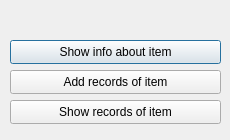
Old version of the form MyProject/itemofcountru.ui in the repository bkopanichuk/OOP_SecondTerm_Lab1-2-.
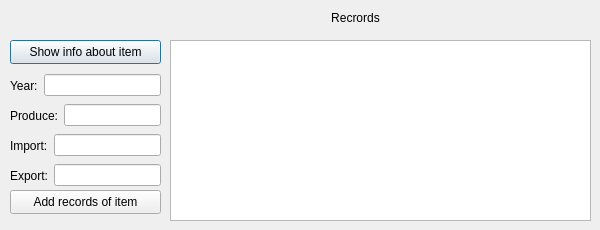
New version of the form.

```diff
--- a/MyProject/itemofcountru.ui
+++ b/MyProject/itemofcountru.ui
@@ -6,8 +6,8 @@
    <rect>
     <x>0</x>
     <y>0</y>
-    <width>230</width>
-    <height>140</height>
+    <width>600</width>
+    <height>230</height>
    </rect>
   </property>
   <property name="windowTitle">
@@ -18,7 +18,7 @@
     <rect>
      <x>10</x>
      <y>10</y>
-     <width>211</width>
+     <width>161</width>
      <height>16</height>
     </rect>
    </property>
@@ -37,7 +37,7 @@
     <rect>
      <x>10</x>
      <y>40</y>
-     <width>211</width>
+     <width>151</width>
      <height>24</height>
     </rect>
    </property>
@@ -49,8 +49,8 @@
    <property name="geometry">
     <rect>
      <x>10</x>
-     <y>70</y>
-     <width>211</width>
+     <y>190</y>
+     <width>151</width>
      <height>24</height>
     </rect>
    </property>
@@ -58,17 +58,124 @@
     <string>Add records of item</string>
    </property>
   </widget>
-  <widget class="QPushButton" name="pushButton_3">
+  <widget class="QLabel" name="label_2">
+   <property name="geometry">
+    <rect>
+     <x>170</x>
+     <y>10</y>
+     <width>371</width>
+     <height>16</height>
+    </rect>
+   </property>
+   <property name="text">
+    <string>Recrords</string>
+   </property>
+   <property name="alignment">
+    <set>Qt::AlignCenter</set>
+   </property>
+  </widget>
+  <widget class="QWidget" name="horizontalLayoutWidget_2">
    <property name="geometry">
     <rect>
      <x>10</x>
      <y>100</y>
-     <width>211</width>
-     <height>24</height>
+     <width>151</width>
+     <height>31</height>
     </rect>
    </property>
-   <property name="text">
-    <string>Show records of item</string>
+   <layout class="QHBoxLayout" name="horizontalLayout_2">
+    <item>
+     <widget class="QLabel" name="label_4">
+      <property name="text">
+       <string>Produce:</string>
+      </property>
+     </widget>
+    </item>
+    <item>
+     <widget class="QLineEdit" name="lineEdit_2"/>
+    </item>
+   </layout>
+  </widget>
+  <widget class="QWidget" name="horizontalLayoutWidget_3">
+   <property name="geometry">
+    <rect>
+     <x>10</x>
+     <y>130</y>
+     <width>151</width>
+     <height>31</height>
+    </rect>
+   </property>
+   <layout class="QHBoxLayout" name="horizontalLayout_3">
+    <item>
+     <widget class="QLabel" name="label_5">
+      <property name="text">
+       <string>Import:</string>
+      </property>
+     </widget>
+    </item>
+    <item>
+     <widget class="QLineEdit" name="lineEdit_3"/>
+    </item>
+   </layout>
+  </widget>
+  <widget class="QWidget" name="horizontalLayoutWidget_4">
+   <property name="geometry">
+    <rect>
+     <x>10</x>
+     <y>160</y>
+     <width>151</width>
+     <height>31</height>
+    </rect>
+   </property>
+   <layout class="QHBoxLayout" name="horizontalLayout_4">
+    <item>
+     <widget class="QLabel" name="label_6">
+      <property name="text">
+       <string>Export:</string>
+      </property>
+     </widget>
+    </item>
+    <item>
+     <widget class="QLineEdit" name="lineEdit_4"/>
+    </item>
+   </layout>
+  </widget>
+  <widget class="QWidget" name="horizontalLayoutWidget">
+   <property name="geometry">
+    <rect>
+     <x>10</x>
+     <y>70</y>
+     <width>151</width>
+     <height>31</height>
+    </rect>
+   </property>
+   <layout class="QHBoxLayout" name="horizontalLayout">
+    <item>
+     <widget class="QLabel" name="label_3">
+      <property name="text">
+       <string>Year:</string>
+      </property>
+     </widget>
+    </item>
+    <item>
+     <widget class="QLineEdit" name="lineEdit"/>
+    </item>
+   </layout>
+  </widget>
+  <widget class="QTableWidget" name="tableWidget">
+   <property name="geometry">
+    <rect>
+     <x>170</x>
+     <y>40</y>
+     <width>421</width>
+     <height>181</height>
+    </rect>
+   </property>
+   <property name="styleSheet">
+    <string notr="true"/>
+   </property>
+   <property name="selectionMode">
+    <enum>QAbstractItemView::NoSelection</enum>
    </property>
   </widget>
  </widget>
```
